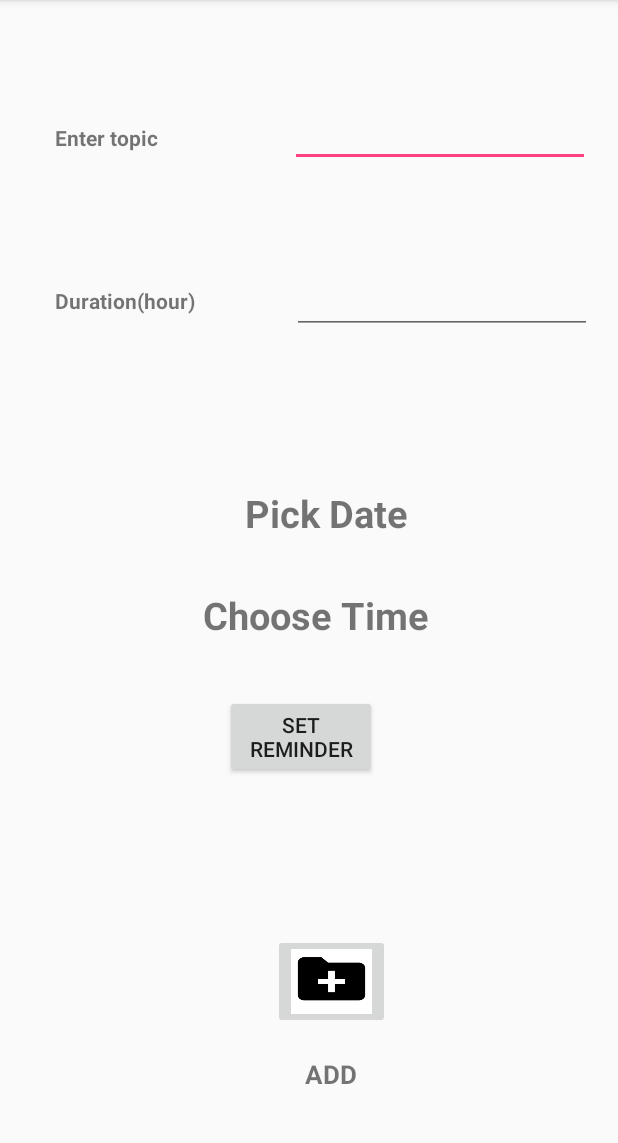
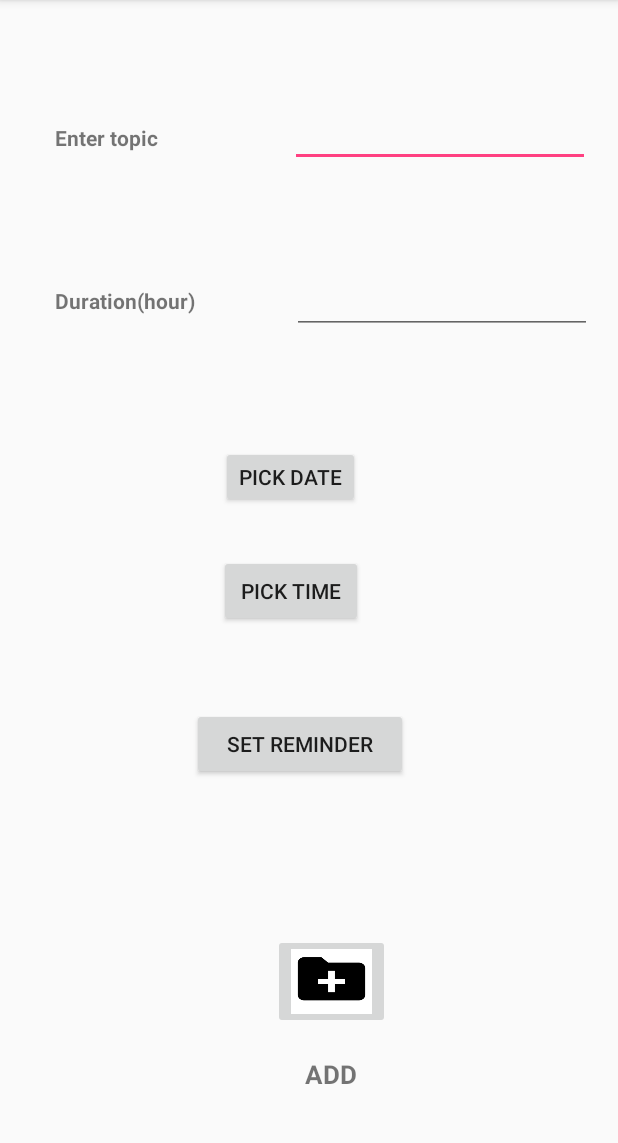
Before and after one commit to kaurraspreet/Android-Application, an Android app: the Add screen opened directly, with no data from a screen before it, on a phone screen of 412 x 824 dp, the part 84-1227 px from its top. Run offline under Robolectric (Android 15) with nearby library versions, the phone set to English and light mode, and no system bars.

Commit message:
half suubmission

```diff
--- a/app/src/main/AndroidManifest.xml
+++ b/app/src/main/AndroidManifest.xml
@@ -1,6 +1,9 @@
 <?xml version="1.0" encoding="utf-8"?>
 <manifest xmlns:android="http://schemas.android.com/apk/res/android"
     package="com.example.dell.meetingapp">
+
+    <uses-permission android:name="android.permission.VIBRATE" />
+    <uses-permission android:name="com.android.alarm.permission.SET_ALARM"/>
 
     <application
         android:allowBackup="true"
@@ -18,7 +21,8 @@
         </activity>
         <activity android:name=".MainActivity" />
         <activity android:name=".view" />
-        <activity android:name=".Add"></activity>
+        <activity android:name=".Add" />
+
     </application>
 
 </manifest>
--- a/app/src/main/java/com/example/dell/meetingapp/Add.java
+++ b/app/src/main/java/com/example/dell/meetingapp/Add.java
@@ -1,13 +1,136 @@
 package com.example.dell.meetingapp;
-
+import android.annotation.SuppressLint;
+import android.app.DatePickerDialog;
+import android.app.TimePickerDialog;
+import android.content.Intent;
+import android.database.sqlite.SQLiteDatabase;
+import android.provider.AlarmClock;
 import android.support.v7.app.AppCompatActivity;
 import android.os.Bundle;
+import android.view.Menu;
+import android.view.MenuItem;
+import android.view.View;
+import android.widget.Button;
+import android.widget.DatePicker;
+import android.widget.EditText;
+import android.widget.ImageButton;
+import android.widget.TextView;
+import android.widget.TimePicker;
+import android.widget.Toast;
 
-public class Add extends AppCompatActivity {
+//import com.example.dell.datetimeexample.R;
 
+import java.util.Calendar;
+
+public class Add extends AppCompatActivity implements View.OnClickListener {
+
+    Button btnDatePicker, btnTimePicker;
+    Button reminderBtn;
+    ImageButton addBtn;
+    EditText edTopic,edDuration;
+   TextView txtDate, txtTime;
+    private int mYear, mMonth, mDay, mHour, mMinute;
+    DBHelper db=null;
+
+   // @SuppressLint("WrongViewCast")
     @Override
     protected void onCreate(Bundle savedInstanceState) {
         super.onCreate(savedInstanceState);
         setContentView(R.layout.activity_add);
+
+        btnDatePicker=(Button)findViewById(R.id.datebutton);
+        btnTimePicker=(Button)findViewById(R.id.button3);
+        btnDatePicker.setOnClickListener(this);
+        btnTimePicker.setOnClickListener(this);
+
+        reminderBtn=(Button)findViewById(R.id.button);
+        addBtn=(ImageButton)findViewById(R.id.imageButton3);
+        edTopic=(EditText)findViewById(R.id.editText);
+        edDuration=(EditText)findViewById(R.id.editText2);
+       txtDate=(TextView) findViewById(R.id.set_date);
+        txtTime=(TextView) findViewById(R.id.set_time);
+
+
+        addBtn.setOnClickListener(new View.OnClickListener() {
+            public void onClick(View view) {
+                DBHelper db= new DBHelper(getApplicationContext());
+                String topic= edTopic.getText().toString();
+                String  duration = edDuration.getText().toString();
+                String  date= txtDate.getText().toString();
+                String time =txtTime.getText().toString();
+
+                meeting mett= new meeting(0,topic,duration,date,time);
+                db.addMeeting(mett);
+                Toast.makeText(Add.this,"meeting is successfully added",Toast.LENGTH_LONG).show();
+            }
+        });
+
+        reminderBtn.setOnClickListener(new View.OnClickListener() {
+           public void onClick(View view) {
+
+               Intent intent=new Intent(AlarmClock.ACTION_SET_ALARM);
+               Toast.makeText(getApplicationContext(),mHour+" "+mMinute,Toast.LENGTH_LONG).show();
+               intent.putExtra(AlarmClock.EXTRA_HOUR,mHour);
+               intent.putExtra(AlarmClock.EXTRA_MINUTES,mMinute);
+               intent.putExtra(AlarmClock.EXTRA_MESSAGE,"MEETING TIME !!!");
+
+               startActivity(intent);
+
+
+               Toast.makeText(Add.this,"reminder is successfully set",Toast.LENGTH_LONG).show();
+           }
+       });
+
+
+    }
+    @Override
+    public void onClick(View v) {
+
+        if (v == btnDatePicker) {
+
+            // Get Current Date
+            final Calendar c = Calendar.getInstance();
+            mYear = c.get(Calendar.YEAR);
+            mMonth = c.get(Calendar.MONTH);
+            mDay = c.get(Calendar.DAY_OF_MONTH);
+
+
+            DatePickerDialog datePickerDialog = new DatePickerDialog(this,
+                    new DatePickerDialog.OnDateSetListener() {
+
+                        @Override
+                        public void onDateSet(DatePicker view, int year,
+                                              int monthOfYear, int dayOfMonth) {
+
+                            txtDate.setText(dayOfMonth + "-" + (monthOfYear + 1) + "-" + year);
+                        }
+                    }, mYear, mMonth, mDay);
+            datePickerDialog.show();
+        }
+        if (v == btnTimePicker) {
+
+            // Get Current Time
+            final Calendar c = Calendar.getInstance();
+            mHour = c.get(Calendar.HOUR_OF_DAY);
+            mMinute = c.get(Calendar.MINUTE);
+
+            // Launch Time Picker Dialog
+            TimePickerDialog timePickerDialog = new TimePickerDialog(this,
+                    new TimePickerDialog.OnTimeSetListener() {
+
+                        @Override
+                        public void onTimeSet(TimePicker view, int hourOfDay,
+                                              int minute) {
+
+                            txtTime.setText(hourOfDay + ":" + minute);
+                        }
+                    }, mHour, mMinute, false);
+            timePickerDialog.show();
+        }
+
+
+
+
+
     }
 }
--- a/app/src/main/java/com/example/dell/meetingapp/MainActivity.java
+++ b/app/src/main/java/com/example/dell/meetingapp/MainActivity.java
@@ -31,5 +31,8 @@ public class MainActivity extends AppCompatActivity {
                 startActivity(i);
             }
         });
+
+
+
     }
 }
--- a/app/src/main/res/layout/activity_add.xml
+++ b/app/src/main/res/layout/activity_add.xml
@@ -83,49 +83,9 @@
         app:layout_constraintTop_toTopOf="parent"
         app:layout_constraintVertical_bias="0.252" />
 
-    <TextView
-        android:id="@+id/textView7"
-        android:layout_width="198dp"
-        android:layout_height="37dp"
-        android:layout_marginBottom="8dp"
-        android:layout_marginEnd="8dp"
-        android:layout_marginLeft="8dp"
-        android:layout_marginRight="8dp"
-        android:layout_marginStart="8dp"
-        android:layout_marginTop="8dp"
-        android:text="   Pick Date"
-        android:textSize="25sp"
-        android:textStyle="bold"
-        app:layout_constraintBottom_toBottomOf="parent"
-        app:layout_constraintEnd_toEndOf="parent"
-        app:layout_constraintHorizontal_bias="0.694"
-        app:layout_constraintStart_toStartOf="parent"
-        app:layout_constraintTop_toTopOf="parent"
-        app:layout_constraintVertical_bias="0.443" />
-
-    <TextView
-        android:id="@+id/textView8"
-        android:layout_width="195dp"
-        android:layout_height="31dp"
-        android:layout_marginBottom="8dp"
-        android:layout_marginEnd="8dp"
-        android:layout_marginLeft="8dp"
-        android:layout_marginRight="8dp"
-        android:layout_marginStart="8dp"
-        android:layout_marginTop="8dp"
-        android:text="Choose Time"
-        android:textSize="25sp"
-        android:textStyle="bold"
-        app:layout_constraintBottom_toBottomOf="parent"
-        app:layout_constraintEnd_toEndOf="parent"
-        app:layout_constraintHorizontal_bias="0.635"
-        app:layout_constraintStart_toStartOf="parent"
-        app:layout_constraintTop_toTopOf="parent"
-        app:layout_constraintVertical_bias="0.534" />
-
     <Button
         android:id="@+id/button"
-        android:layout_width="101dp"
+        android:layout_width="144dp"
         android:layout_height="wrap_content"
         android:layout_marginBottom="8dp"
         android:layout_marginEnd="8dp"
@@ -136,10 +96,10 @@
         android:text="SET REMINDER"
         app:layout_constraintBottom_toBottomOf="parent"
         app:layout_constraintEnd_toEndOf="parent"
-        app:layout_constraintHorizontal_bias="0.483"
+        app:layout_constraintHorizontal_bias="0.475"
         app:layout_constraintStart_toStartOf="parent"
         app:layout_constraintTop_toTopOf="parent"
-        app:layout_constraintVertical_bias="0.654" />
+        app:layout_constraintVertical_bias="0.659" />
 
     <ImageButton
         android:id="@+id/imageButton3"
@@ -179,4 +139,75 @@
         app:layout_constraintStart_toStartOf="parent"
         app:layout_constraintTop_toTopOf="parent"
         app:layout_constraintVertical_bias="0.961" />
+
+    <Button
+        android:id="@+id/datebutton"
+        android:layout_width="wrap_content"
+        android:layout_height="41dp"
+        android:layout_marginBottom="8dp"
+        android:layout_marginEnd="8dp"
+        android:layout_marginLeft="8dp"
+        android:layout_marginRight="8dp"
+        android:layout_marginStart="8dp"
+        android:layout_marginTop="8dp"
+        android:text="Pick Date"
+        app:layout_constraintBottom_toBottomOf="parent"
+        app:layout_constraintEnd_toEndOf="parent"
+        app:layout_constraintHorizontal_bias="0.46"
+        app:layout_constraintStart_toStartOf="parent"
+        app:layout_constraintTop_toTopOf="parent"
+        app:layout_constraintVertical_bias="0.407" />
+
+    <Button
+        android:id="@+id/button3"
+        android:layout_width="96dp"
+        android:layout_height="wrap_content"
+        android:layout_marginBottom="8dp"
+        android:layout_marginEnd="8dp"
+        android:layout_marginLeft="8dp"
+        android:layout_marginRight="8dp"
+        android:layout_marginStart="8dp"
+        android:layout_marginTop="8dp"
+        android:text="Pick Time"
+        app:layout_constraintBottom_toBottomOf="parent"
+        app:layout_constraintEnd_toEndOf="parent"
+        app:layout_constraintHorizontal_bias="0.459"
+        app:layout_constraintStart_toStartOf="parent"
+        app:layout_constraintTop_toTopOf="parent"
+        app:layout_constraintVertical_bias="0.514" />
+
+    <TextView
+        android:id="@+id/set_date"
+        android:layout_width="76dp"
+        android:layout_height="39dp"
+        android:layout_marginBottom="8dp"
+        android:layout_marginEnd="8dp"
+        android:layout_marginLeft="8dp"
+        android:layout_marginRight="8dp"
+        android:layout_marginStart="8dp"
+        android:layout_marginTop="8dp"
+        app:layout_constraintBottom_toBottomOf="parent"
+        app:layout_constraintEnd_toEndOf="parent"
+        app:layout_constraintHorizontal_bias="0.856"
+        app:layout_constraintStart_toStartOf="parent"
+        app:layout_constraintTop_toTopOf="parent"
+        app:layout_constraintVertical_bias="0.418" />
+
+    <TextView
+        android:id="@+id/set_time"
+        android:layout_width="82dp"
+        android:layout_height="39dp"
+        android:layout_marginBottom="8dp"
+        android:layout_marginEnd="8dp"
+        android:layout_marginLeft="8dp"
+        android:layout_marginRight="8dp"
+        android:layout_marginStart="8dp"
+        android:layout_marginTop="8dp"
+        app:layout_constraintBottom_toBottomOf="parent"
+        app:layout_constraintEnd_toEndOf="parent"
+        app:layout_constraintHorizontal_bias="0.874"
+        app:layout_constraintStart_toStartOf="parent"
+        app:layout_constraintTop_toTopOf="parent"
+        app:layout_constraintVertical_bias="0.524" />
+
 </android.support.constraint.ConstraintLayout>
```
Also changed, not shown: app/src/main/java/com/example/dell/meetingapp/DBHelper.java (added, +89 -0 lines), app/src/main/java/com/example/dell/meetingapp/MeetingAdapter.java (added, +52 -0 lines), app/src/main/java/com/example/dell/meetingapp/meeting.java (added, +74 -0 lines), app/src/main/java/com/example/dell/meetingapp/view.java (+31 -2 lines), app/src/main/res/layout/activity_view.xml (+45 -14 lines).
